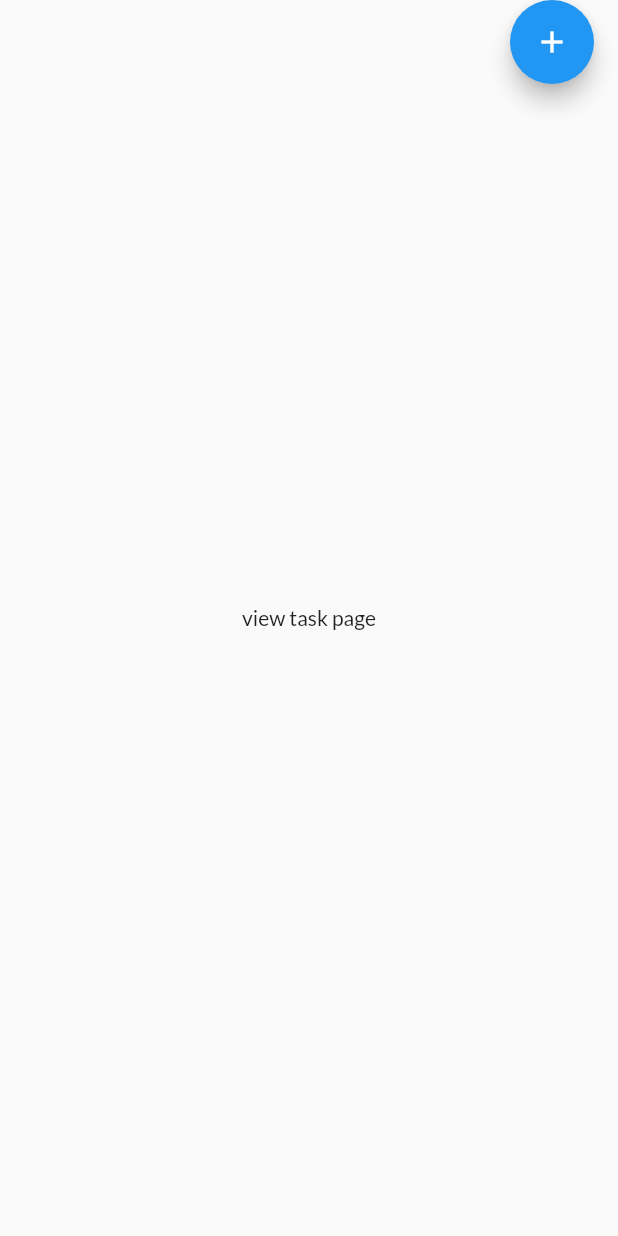
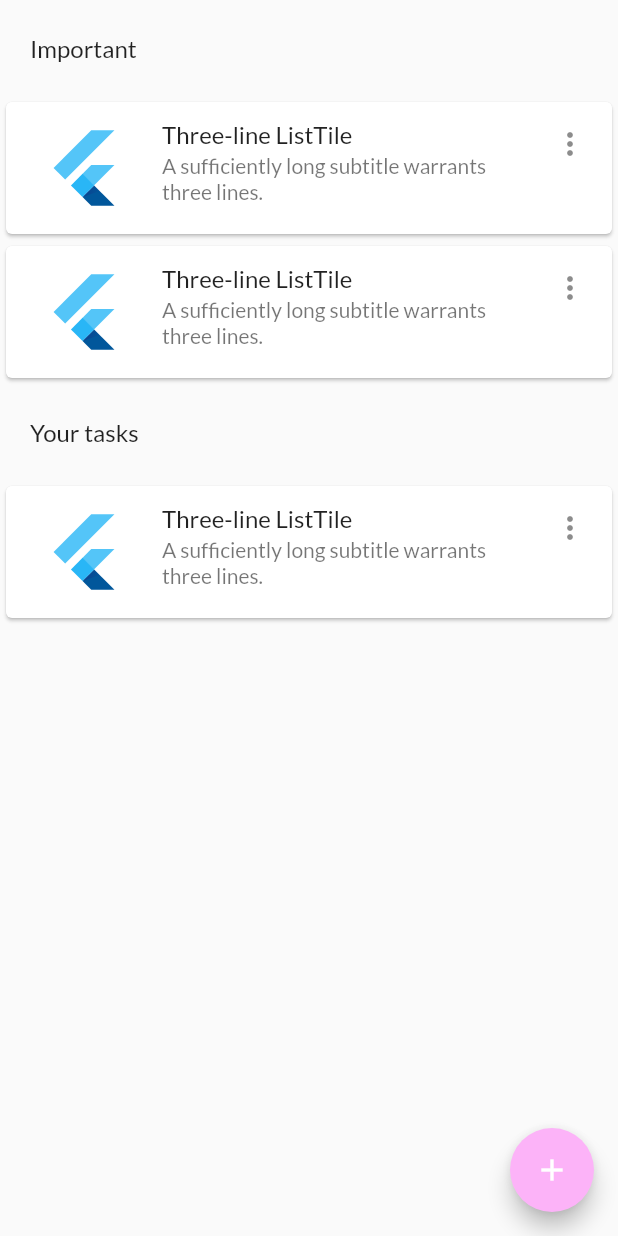
Before and after one commit to chia7123/between_us, a Flutter app: the ViewTaskPage screen opened directly, on a phone screen of 412 x 824 dp. Run offline on Flutter 3.47's test engine with Material 2 defaults, Android fonts, the light colour scheme and no system bars; our stand-ins replace cached_network_image, cloud_firestore, firebase_auth, firebase_core, fluttertoast, font_awesome_flutter and 2 more; missing offline and left inert: circular_bottom_navigation, flutter_number_picker; accounts and stored records are empty.

Commit message:
1st commit

```diff
--- /dev/null
+++ b/lib/pages/hero_dialog_route.dart
@@ -0,0 +1,50 @@
+import 'dart:ui';
+
+import 'package:flutter/material.dart';
+
+/// {@template hero_dialog_route}
+/// Custom [PageRoute] that creates an overlay dialog (popup effect).
+///
+/// Best used with a [Hero] animation.
+/// {@endtemplate}
+class HeroDialogRoute<T> extends PageRoute<T> {
+  /// {@macro hero_dialog_route}
+  HeroDialogRoute({
+    required WidgetBuilder builder,
+    RouteSettings? settings,
+    bool fullscreenDialog = false,
+  })  : _builder = builder,
+        super(settings: settings, fullscreenDialog: fullscreenDialog);
+
+  final WidgetBuilder _builder;
+
+  @override
+  bool get opaque => false;
+
+  @override
+  bool get barrierDismissible => true;
+
+  @override
+  Duration get transitionDuration => const Duration(milliseconds: 300);
+
+  @override
+  bool get maintainState => true;
+
+  @override
+  Color get barrierColor => Colors.black54;
+
+  @override
+  Widget buildTransitions(BuildContext context, Animation<double> animation,
+      Animation<double> secondaryAnimation, Widget child) {
+    return child;
+  }
+
+  @override
+  Widget buildPage(BuildContext context, Animation<double> animation,
+      Animation<double> secondaryAnimation) {
+    return _builder(context);
+  }
+
+  @override
+  String get barrierLabel => 'Popup dialog open';
+}
--- a/lib/pages/redeem_page.dart
+++ b/lib/pages/redeem_page.dart
@@ -12,7 +12,6 @@ class RedeemPage extends StatefulWidget {
 class _RedeemPageState extends State<RedeemPage> {
   @override
   Widget build(BuildContext context) {
-    return Center(child: Text('redeem page')
-    );
+    return Center(child: Text('redeem page'));
   }
 }
--- a/lib/pages/task_page.dart
+++ b/lib/pages/task_page.dart
@@ -1,6 +1,6 @@
+import 'package:between_us/pages/add_task_page.dart';
 import 'package:flutter/material.dart';
-import 'package:flutter/src/widgets/container.dart';
-import 'package:flutter/src/widgets/framework.dart';
+import 'package:between_us/pages/hero_dialog_route.dart';
 
 class ViewTaskPage extends StatefulWidget {
   const ViewTaskPage({super.key});
@@ -13,12 +13,62 @@ class _ViewTaskPageState extends State<ViewTaskPage> {
   @override
   Widget build(BuildContext context) {
     return Scaffold(
-      body: Center(child: Text('view task page')),
+      body: Container(
+        // color: Colors.green,
+        child: ListView(
+          children: const <Widget>[
+            Card(
+                elevation: 0,
+                color: Colors.transparent,
+                child: ListTile(title: Text('Important'))),
+            Card(
+              child: ListTile(
+                leading: FlutterLogo(size: 72.0),
+                title: Text('Three-line ListTile'),
+                subtitle:
+                    Text('A sufficiently long subtitle warrants three lines.'),
+                trailing: Icon(Icons.more_vert),
+                isThreeLine: true,
+              ),
+            ),
+            Card(
+              child: ListTile(
+                leading: FlutterLogo(size: 72.0),
+                title: Text('Three-line ListTile'),
+                subtitle:
+                    Text('A sufficiently long subtitle warrants three lines.'),
+                trailing: Icon(Icons.more_vert),
+                isThreeLine: true,
+              ),
+            ),
+            Card(
+                elevation: 0,
+                color: Colors.transparent,
+                child: ListTile(title: Text('Your tasks'))),
+            Card(
+              child: ListTile(
+                leading: FlutterLogo(size: 72.0),
+                title: Text('Three-line ListTile'),
+                subtitle:
+                    Text('A sufficiently long subtitle warrants three lines.'),
+                trailing: Icon(Icons.more_vert),
+                isThreeLine: true,
+              ),
+            ),
+          ],
+        ),
+      ),
       floatingActionButton: FloatingActionButton(
+        backgroundColor: Color.fromARGB(255, 252, 179, 248),
+        hoverColor: Colors.purple,
+        heroTag: 'add-task-hero',
         child: Icon(Icons.add),
-        onPressed: () {},
+        onPressed: () {
+          Navigator.of(context).push(HeroDialogRoute(builder: (context) {
+            return const AddTaskPage();
+          }));
+        },
       ),
-      floatingActionButtonLocation: FloatingActionButtonLocation.endTop,
     );
   }
 }
--- a/pubspec.yaml
+++ b/pubspec.yaml
@@ -47,6 +47,7 @@ dependencies:
   fluttertoast: ^8.0.9
   cached_network_image: ^3.2.1
   intl: ^0.17.0
+  flutter_number_picker: ^1.0.4
 
 dev_dependencies:
   flutter_test:
```
Also changed, not shown: lib/pages/add_task_page.dart (+73 -10 lines), pubspec.lock, 1 other file.
